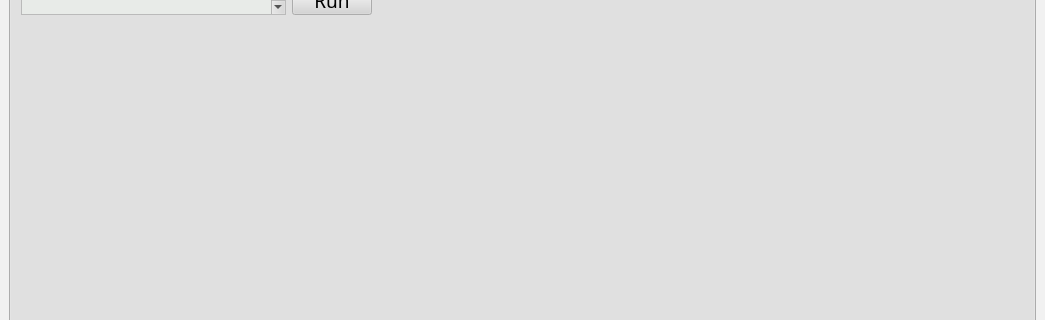
xinoip/verilog-atpg, file mainwindow.ui: the form before one commit; both pictures show x 0 to 1045 and y 173 to 493 of the 1045 by 790 pixel window.
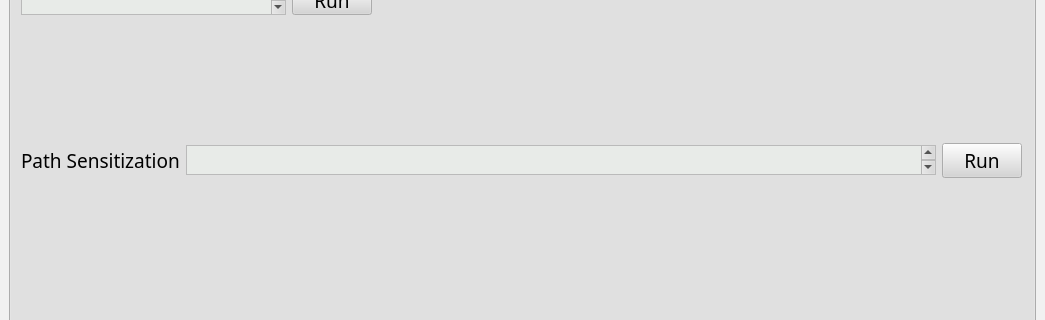
The form after the commit. Icons and pictures are not drawn.

Commit message: path sensitization

```diff
--- a/mainwindow.ui
+++ b/mainwindow.ui
@@ -1885,6 +1885,62 @@
          </item>
         </layout>
        </widget>
+       <widget class="QWidget" name="layoutWidget_2">
+        <property name="geometry">
+         <rect>
+          <x>10</x>
+          <y>240</y>
+          <width>1001</width>
+          <height>91</height>
+         </rect>
+        </property>
+        <layout class="QHBoxLayout" name="horizontalLayout_25">
+         <item>
+          <widget class="QLabel" name="label_19">
+           <property name="text">
+            <string>Path Sensitization</string>
+           </property>
+          </widget>
+         </item>
+         <item>
+          <widget class="QTextEdit" name="pathAlgorithmEdit">
+           <property name="minimumSize">
+            <size>
+             <width>0</width>
+             <height>30</height>
+            </size>
+           </property>
+           <property name="maximumSize">
+            <size>
+             <width>16777215</width>
+             <height>30</height>
+            </size>
+           </property>
+           <property name="font">
+            <font>
+             <family>KerkisSans</family>
+             <pointsize>12</pointsize>
+             <weight>50</weight>
+             <bold>false</bold>
+            </font>
+           </property>
+          </widget>
+         </item>
+         <item>
+          <widget class="QPushButton" name="pathAlgorithmButton">
+           <property name="minimumSize">
+            <size>
+             <width>0</width>
+             <height>30</height>
+            </size>
+           </property>
+           <property name="text">
+            <string>Run</string>
+           </property>
+          </widget>
+         </item>
+        </layout>
+       </widget>
       </widget>
      </widget>
     </item>
```
The commit also changes 8 other files.
